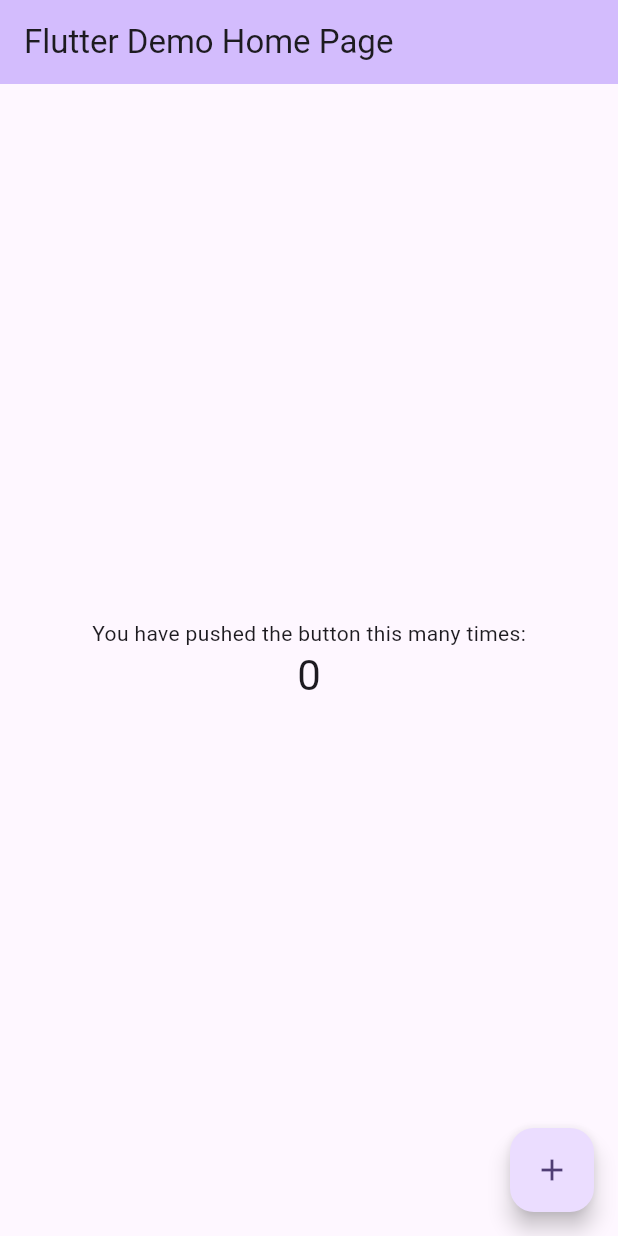
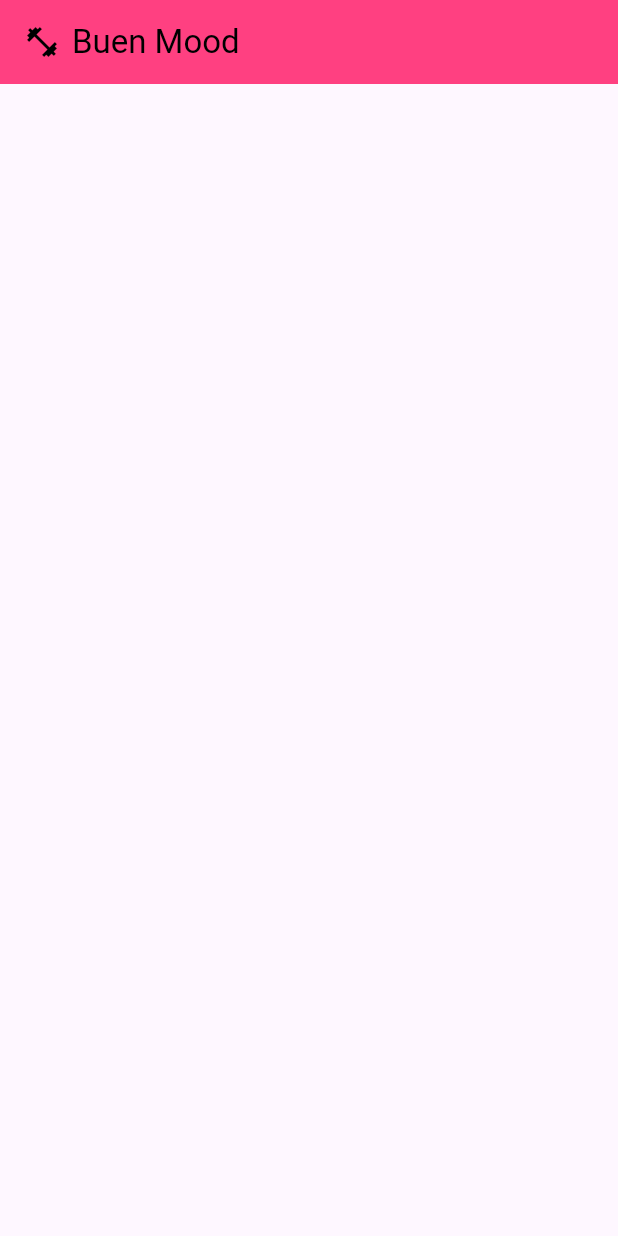
Before and after one commit to islenacaldas/Buen_mood_tienda_flutter, a Flutter app: the screen it shows after launch, on a phone screen of 412 x 824 dp. Run offline on Flutter 3.47's test engine with Material 3 defaults, Android fonts, the phone set to English and light mode, and no system bars.

Commit message:
creaci on de home principal, texto de app bar

```diff
--- a/buen_mood_tienda_flutter/lib/HomePrincipal.dart
+++ b/buen_mood_tienda_flutter/lib/HomePrincipal.dart
@@ -0,0 +1,30 @@
+import 'package:flutter/material.dart';
+
+import 'Principal.dart';
+
+class HomePrincipal extends StatefulWidget {
+  const HomePrincipal({super.key});
+
+  @override
+  State<HomePrincipal> createState() => _HomePrincipalState();
+}
+
+class _HomePrincipalState extends State<HomePrincipal> {
+  @override
+  Widget build(BuildContext context) {
+    return Scaffold(
+      appBar: AppBar(
+        title: Row(
+          mainAxisSize: MainAxisSize.min,
+          children: [
+            Icon(Icons.fitness_center_outlined),
+            SizedBox(width: 8),
+            Text("Buen Mood"),
+          ],
+        ),
+        backgroundColor: Colors.pinkAccent,
+        foregroundColor: Colors.black,
+      ),
+    );
+  }
+}
--- a/buen_mood_tienda_flutter/lib/main.dart
+++ b/buen_mood_tienda_flutter/lib/main.dart
@@ -1,122 +1,6 @@
 import 'package:flutter/material.dart';
+import 'package:buen_mood_tienda_flutter/Principal.dart';
 
 void main() {
-  runApp(const MyApp());
+  runApp(Principal());
 }
-
-class MyApp extends StatelessWidget {
-  const MyApp({super.key});
-
-  // This widget is the root of your application.
-  @override
-  Widget build(BuildContext context) {
-    return MaterialApp(
-      title: 'Flutter Demo',
-      theme: ThemeData(
-        // This is the theme of your application.
-        //
-        // TRY THIS: Try running your application with "flutter run". You'll see
-        // the application has a purple toolbar. Then, without quitting the app,
-        // try changing the seedColor in the colorScheme below to Colors.green
-        // and then invoke "hot reload" (save your changes or press the "hot
-        // reload" button in a Flutter-supported IDE, or press "r" if you used
-        // the command line to start the app).
-        //
-        // Notice that the counter didn't reset back to zero; the application
-        // state is not lost during the reload. To reset the state, use hot
-        // restart instead.
-        //
-        // This works for code too, not just values: Most code changes can be
-        // tested with just a hot reload.
-        colorScheme: .fromSeed(seedColor: Colors.deepPurple),
-      ),
-      home: const MyHomePage(title: 'Flutter Demo Home Page'),
-    );
-  }
-}
-
-class MyHomePage extends StatefulWidget {
-  const MyHomePage({super.key, required this.title});
-
-  // This widget is the home page of your application. It is stateful, meaning
-  // that it has a State object (defined below) that contains fields that affect
-  // how it looks.
-
-  // This class is the configuration for the state. It holds the values (in this
-  // case the title) provided by the parent (in this case the App widget) and
-  // used by the build method of the State. Fields in a Widget subclass are
-  // always marked "final".
-
-  final String title;
-
-  @override
-  State<MyHomePage> createState() => _MyHomePageState();
-}
-
-class _MyHomePageState extends State<MyHomePage> {
-  int _counter = 0;
-
-  void _incrementCounter() {
-    setState(() {
-      // This call to setState tells the Flutter framework that something has
-      // changed in this State, which causes it to rerun the build method below
-      // so that the display can reflect the updated values. If we changed
-      // _counter without calling setState(), then the build method would not be
-      // called again, and so nothing would appear to happen.
-      _counter++;
-    });
-  }
-
-  @override
-  Widget build(BuildContext context) {
-    // This method is rerun every time setState is called, for instance as done
-    // by the _incrementCounter method above.
-    //
-    // The Flutter framework has been optimized to make rerunning build methods
-    // fast, so that you can just rebuild anything that needs updating rather
-    // than having to individually change instances of widgets.
-    return Scaffold(
-      appBar: AppBar(
-        // TRY THIS: Try changing the color here to a specific color (to
-        // Colors.amber, perhaps?) and trigger a hot reload to see the AppBar
-        // change color while the other colors stay the same.
-        backgroundColor: Theme.of(context).colorScheme.inversePrimary,
-        // Here we take the value from the MyHomePage object that was created by
-        // the App.build method, and use it to set our appbar title.
-        title: Text(widget.title),
-      ),
-      body: Center(
-        // Center is a layout widget. It takes a single child and positions it
-        // in the middle of the parent.
-        child: Column(
-          // Column is also a layout widget. It takes a list of children and
-          // arranges them vertically. By default, it sizes itself to fit its
-          // children horizontally, and tries to be as tall as its parent.
-          //
-          // Column has various properties to control how it sizes itself and
-          // how it positions its children. Here we use mainAxisAlignment to
-          // center the children vertically; the main axis here is the vertical
-          // axis because Columns are vertical (the cross axis would be
-          // horizontal).
-          //
-          // TRY THIS: Invoke "debug painting" (choose the "Toggle Debug Paint"
-          // action in the IDE, or press "p" in the console), to see the
-          // wireframe for each widget.
-          mainAxisAlignment: .center,
-          children: [
-            const Text('You have pushed the button this many times:'),
-            Text(
-              '$_counter',
-              style: Theme.of(context).textTheme.headlineMedium,
-            ),
-          ],
-        ),
-      ),
-      floatingActionButton: FloatingActionButton(
-        onPressed: _incrementCounter,
-        tooltip: 'Increment',
-        child: const Icon(Icons.add),
-      ),
-    );
-  }
-}
```
